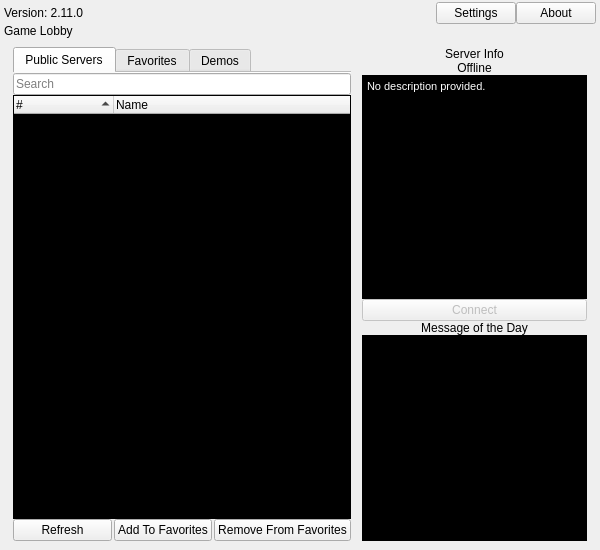
The window that resource/ui/lobby.ui (AttorneyOnline/AO2-Client) describes before a commit, drawn with Qt 5.
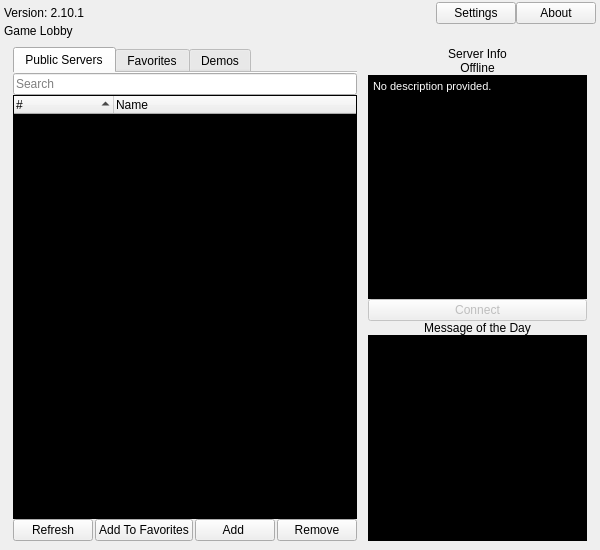
The same window after the commit.

Commit message: Add add_server dialog and move logic to options.h

```diff
--- a/resource/ui/lobby.ui
+++ b/resource/ui/lobby.ui
@@ -85,7 +85,7 @@
          <item>
           <widget class="QLabel" name="game_version_lbl">
            <property name="text">
-            <string>Version: 2.11.0</string>
+            <string>Version: 2.10.1</string>
            </property>
           </widget>
          </item>
@@ -372,10 +372,17 @@
               </property>
              </widget>
             </item>
+            <item>
+             <widget class="QPushButton" name="add_server_button">
+              <property name="text">
+               <string>Add </string>
+              </property>
+             </widget>
+            </item>
             <item>
              <widget class="QPushButton" name="remove_from_favorites_button">
               <property name="text">
-               <string>Remove From Favorites</string>
+               <string>Remove</string>
               </property>
              </widget>
             </item>
```
The commit also changes 12 other files.
